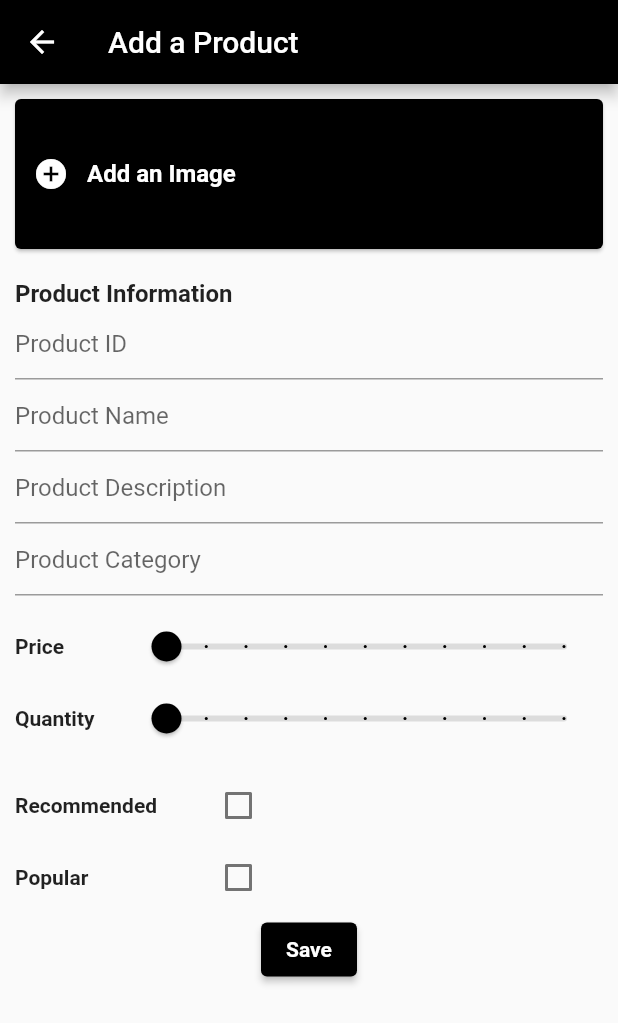
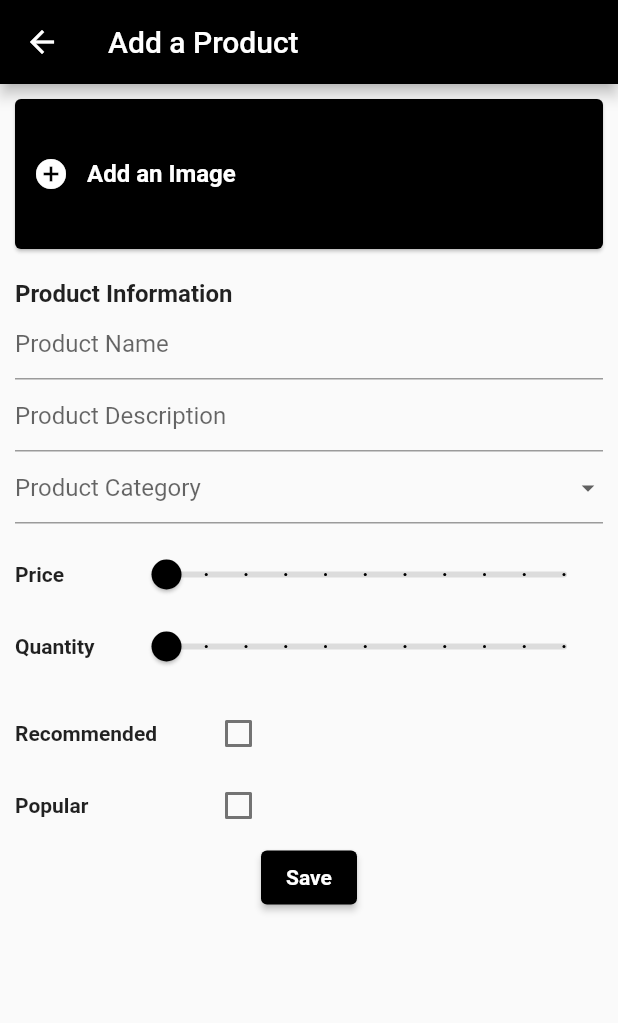
Before and after one commit to maxonflutter/flutter_ecommerce_series_admin_panel, a Flutter app: the NewProductScreen screen opened by its route, after a tap on "Save", on a phone screen of 412 x 824 dp. Shown: the top 1023 px of the screen. Run offline on Flutter 3.47's test engine with Material 2 defaults, Android fonts, the phone set to English and light mode, and no system bars; our stand-ins replace charts_flutter, cloud_firestore, equatable, firebase_core, firebase_storage, get and 1 more; accounts and stored records are empty.

Commit message:
Product model update and categories list in the add a product screen

```diff
--- a/lib/models/product_model.dart
+++ b/lib/models/product_model.dart
@@ -4,7 +4,7 @@ import 'package:cloud_firestore/cloud_firestore.dart';
 import 'package:equatable/equatable.dart';
 
 class Product extends Equatable {
-  final int id;
+  final String? id;
   final String name;
   final String category;
   final String description;
@@ -15,7 +15,7 @@ class Product extends Equatable {
   int quantity;
 
   Product({
-    required this.id,
+    this.id,
     required this.name,
     required this.category,
     required this.description,
@@ -27,7 +27,7 @@ class Product extends Equatable {
   });
 
   @override
-  List<Object> get props {
+  List<Object?> get props {
     return [
       id,
       name,
@@ -42,7 +42,7 @@ class Product extends Equatable {
   }
 
   Product copyWith({
-    int? id,
+    String? id,
     String? name,
     String? category,
     String? description,
@@ -67,7 +67,6 @@ class Product extends Equatable {
 
   Map<String, dynamic> toMap() {
     return {
-      'id': id,
       'name': name,
       'category': category,
       'description': description,
@@ -81,7 +80,7 @@ class Product extends Equatable {
 
   factory Product.fromSnapshot(DocumentSnapshot snap) {
     return Product(
-      id: snap['id'],
+      id: snap.id,
       name: snap['name'],
       description: snap['description'],
       category: snap['category'],
@@ -100,7 +99,7 @@ class Product extends Equatable {
 
   static List<Product> products = [
     Product(
-      id: 1,
+      id: '1',
       name: 'Soft Drink #1',
       description:
           'Lorem ipsum dolor sit amet, consectetur adipiscing elit, sed do eiusmod tempor incididunt ut labore et dolore magna aliqua.',
@@ -113,7 +112,7 @@ class Product extends Equatable {
       isPopular: false,
     ),
     Product(
-      id: 2,
+      id: '2',
       name: 'Soft Drink #2',
       description:
           'Lorem ipsum dolor sit amet, consectetur adipiscing elit, sed do eiusmod tempor incididunt ut labore et dolore magna aliqua.',
@@ -126,7 +125,7 @@ class Product extends Equatable {
       isPopular: true,
     ),
     Product(
-      id: 3,
+      id: '3',
       name: 'Soft Drink #3',
       description:
           'Lorem ipsum dolor sit amet, consectetur adipiscing elit, sed do eiusmod tempor incididunt ut labore et dolore magna aliqua.',
@@ -139,7 +138,7 @@ class Product extends Equatable {
       isPopular: true,
     ),
     Product(
-      id: 4,
+      id: '4',
       name: 'Smoothies #1',
       description:
           'Lorem ipsum dolor sit amet, consectetur adipiscing elit, sed do eiusmod tempor incididunt ut labore et dolore magna aliqua.',
@@ -152,7 +151,7 @@ class Product extends Equatable {
       isPopular: false,
     ),
     Product(
-      id: 5,
+      id: '5',
       name: 'Smoothies #2',
       category: 'Smoothies',
       description:
--- a/lib/screens/new_product_screen.dart
+++ b/lib/screens/new_product_screen.dart
@@ -17,6 +17,11 @@ class NewProductScreen extends StatelessWidget {
 
   @override
   Widget build(BuildContext context) {
+    List<String> categories = [
+      'Smoothies',
+      'Soft Drinks',
+      'Water',
+    ];
     return Scaffold(
       appBar: AppBar(
         title: const Text('Add a Product'),
@@ -85,11 +90,6 @@ class NewProductScreen extends StatelessWidget {
                 ),
               ),
               _buildTextFormField(
-                'Product ID',
-                'id',
-                productController,
-              ),
-              _buildTextFormField(
                 'Product Name',
                 'name',
                 productController,
@@ -99,10 +99,24 @@ class NewProductScreen extends StatelessWidget {
                 'description',
                 productController,
               ),
-              _buildTextFormField(
-                'Product Category',
-                'category',
-                productController,
+              DropdownButtonFormField(
+                iconSize: 20,
+                decoration: const InputDecoration(hintText: 'Product Category'),
+                items: categories.map(
+                  (value) {
+                    return DropdownMenuItem(
+                      value: value,
+                      child: Text(value),
+                    );
+                  },
+                ).toList(),
+                onChanged: (value) {
+                  productController.newProduct.update(
+                    'category',
+                    (_) => value,
+                    ifAbsent: () => value,
+                  );
+                },
               ),
               const SizedBox(height: 10),
               _buildSlider(
@@ -135,20 +149,22 @@ class NewProductScreen extends StatelessWidget {
                   onPressed: () {
                     database.addProduct(
                       Product(
-                        id: int.parse(productController.newProduct['id']),
                         name: productController.newProduct['name'],
                         category: productController.newProduct['category'],
                         description:
                             productController.newProduct['description'],
                         imageUrl: productController.newProduct['imageUrl'],
                         isRecommended:
-                            productController.newProduct['isRecommended'],
-                        isPopular: productController.newProduct['isPopular'],
+                            productController.newProduct['isRecommended'] ??
+                                false,
+                        isPopular:
+                            productController.newProduct['isPopular'] ?? false,
                         price: productController.newProduct['price'],
                         quantity:
                             productController.newProduct['quantity'].toInt(),
                       ),
                     );
+                    Navigator.pop(context);
                   },
                   style: ElevatedButton.styleFrom(
                     primary: Colors.black,
```
Also changed, not shown: pubspec.lock, 2 other files.
